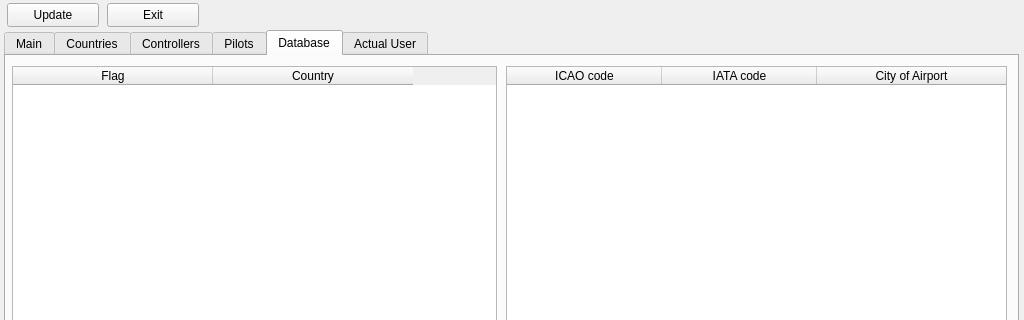
emper0r/IVAO-status, file QtUI/MainWindow_UI.ui: the form before one commit; both pictures show x 0 to 1024 and y 0 to 320 of the 1024 by 686 pixel window.
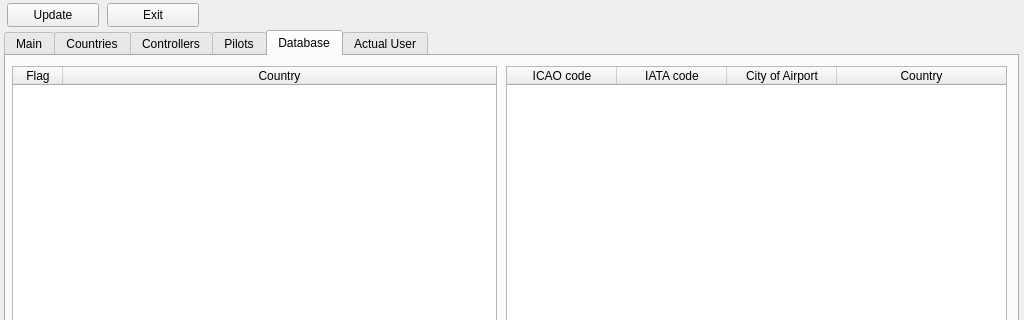
The form after the commit. The open tabs and pages were chosen to show the change. Icons and pictures are not drawn.

Patch:
```diff
--- a/QtUI/MainWindow_UI.ui
+++ b/QtUI/MainWindow_UI.ui
@@ -1186,19 +1186,22 @@
        <bool>false</bool>
       </property>
       <attribute name="horizontalHeaderDefaultSectionSize">
-       <number>200</number>
+       <number>50</number>
       </attribute>
       <attribute name="horizontalHeaderMinimumSectionSize">
-       <number>200</number>
+       <number>50</number>
+      </attribute>
+      <attribute name="horizontalHeaderShowSortIndicator" stdset="0">
+       <bool>true</bool>
       </attribute>
       <attribute name="horizontalHeaderStretchLastSection">
-       <bool>false</bool>
+       <bool>true</bool>
       </attribute>
       <attribute name="verticalHeaderDefaultSectionSize">
-       <number>15</number>
+       <number>20</number>
       </attribute>
       <attribute name="verticalHeaderMinimumSectionSize">
-       <number>15</number>
+       <number>20</number>
       </attribute>
       <column>
        <property name="text">
@@ -1254,19 +1257,22 @@
        <bool>false</bool>
       </property>
       <attribute name="horizontalHeaderDefaultSectionSize">
-       <number>155</number>
+       <number>110</number>
+      </attribute>
+      <attribute name="horizontalHeaderHighlightSections">
+       <bool>true</bool>
       </attribute>
       <attribute name="horizontalHeaderMinimumSectionSize">
-       <number>155</number>
+       <number>110</number>
       </attribute>
       <attribute name="horizontalHeaderStretchLastSection">
        <bool>true</bool>
       </attribute>
       <attribute name="verticalHeaderDefaultSectionSize">
-       <number>15</number>
+       <number>20</number>
       </attribute>
       <attribute name="verticalHeaderMinimumSectionSize">
-       <number>15</number>
+       <number>20</number>
       </attribute>
       <column>
        <property name="text">
@@ -1283,6 +1289,11 @@
         <string>City of Airport</string>
        </property>
       </column>
+      <column>
+       <property name="text">
+        <string>Country</string>
+       </property>
+      </column>
      </widget>
     </widget>
     <widget class="QWidget" name="actual_user">
@@ -1486,7 +1497,7 @@
    <widget class="QLabel" name="logo_ivao">
     <property name="geometry">
      <rect>
-      <x>953</x>
+      <x>945</x>
       <y>0</y>
       <width>71</width>
       <height>51</height>
```
Left out of the diff: 4 changed lines with no effect on the pictures.
